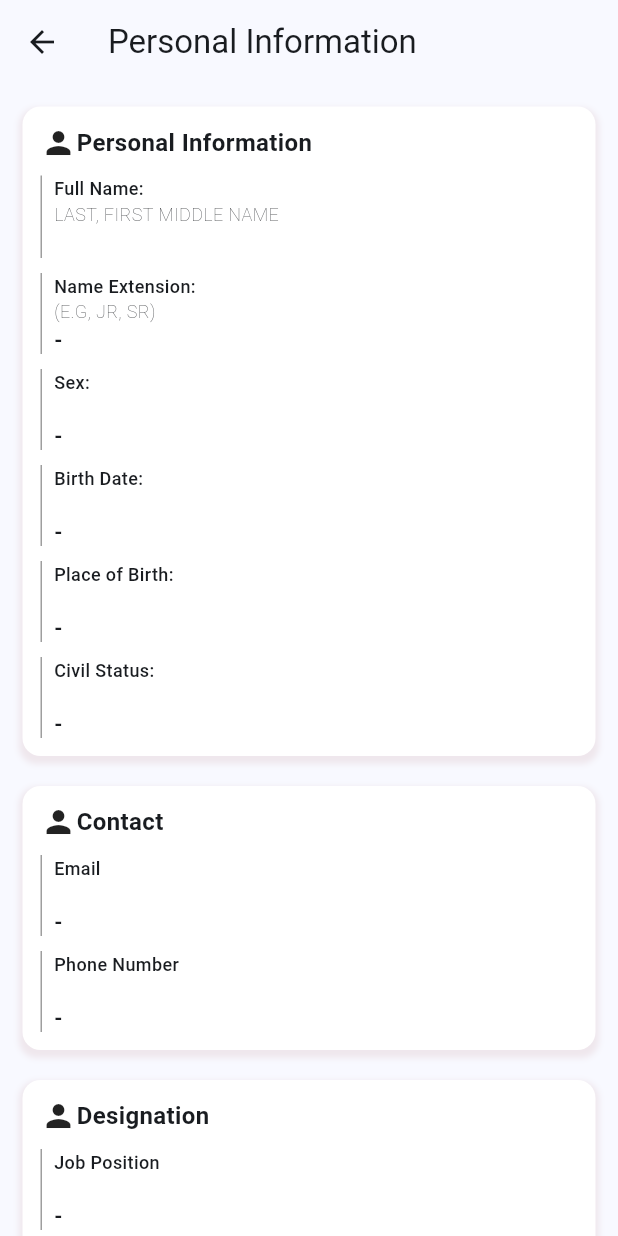
After one commit to TjayAmit/portal, a Flutter app: the PersonalInformationPage screen opened by its route, on a phone screen of 412 x 824 dp. The commit adds this screen. Run offline on Flutter 3.47's test engine with Material 3 defaults, Android fonts, the phone set to English and light mode, and no system bars; our stand-ins replace flutter_riverpod; network calls fail.

Commit message:
feat: added personal information viewing

```diff
--- /dev/null
+++ b/lib/core/constants/personal_information.constant.dart
@@ -0,0 +1,24 @@
+class PersonalInformationConstant {
+  static const String fullName = 'Full Name:';
+  static const String nameExtension = 'Name Extension:';
+  static const String nameTitle = 'Name Title:';
+  static const String agencyEmployeeNumber = 'Agency Employee #:';
+  static const String sex = 'Sex:';
+  static const String birthDate = 'Birth Date:';
+  static const String civilStatus = 'Civil Status:';
+  static const String bloodType = 'Blood Type:';
+  static const String placeOfBirth = 'Place of Birth:';
+  static const String height = 'Height:';
+  static const String weight = 'Weight:';
+  static const String religion = 'Religion:';
+  static const String citizenship = 'Citizenship:';
+}
+
+class PlaceholderValueConstant {
+  static const String fullName = 'LAST, FIRST MIDDLE NAME';
+  static const String nameExtension = '(E.G, JR, SR)';
+  static const String nameTitle = '(E.G, MD, RD)';
+  static const String birthDate = 'MM/DD/YYYY';
+  static const String height = '(METER, M)';
+  static const String weight = '(KILOGRAM, KG)';
+}
--- /dev/null
+++ b/lib/core/widgets/cards/detail_default_card.dart
@@ -0,0 +1,31 @@
+
+import 'package:flutter/material.dart';
+
+class DetailDefaultCard extends StatelessWidget {
+    const DetailDefaultCard({super.key, required this.title, required this.placeholder, required this.value});
+
+    final String title;
+    final String? placeholder;
+    final String value;
+
+
+    @override
+    Widget build(BuildContext context) {
+        return Container(
+          width: double.infinity,
+          decoration: BoxDecoration(
+            border: Border(left: BorderSide(width: 1, color: Colors.grey)),
+          ),
+          child: Padding(
+            padding: const EdgeInsets.only(left: 8.0),
+            child: Column(
+              crossAxisAlignment: CrossAxisAlignment.start,
+              children: [
+                Text(title, style: TextStyle(fontWeight: FontWeight.w500, fontSize: 12),),
+                Text(placeholder ?? '', style: TextStyle(fontWeight: FontWeight.w200, fontSize: 12),),
+                Text(value, style: TextStyle(fontWeight: FontWeight.bold, fontSize: 14),),
+            ],),
+          ),
+        );
+    }
+}
--- a/lib/main.dart
+++ b/lib/main.dart
@@ -5,6 +5,7 @@ import 'package:zcmc_portal/src/daily_time_record/view/dtr_list.dart';
 
 import 'package:zcmc_portal/src/dashboard/view/dashboard_page.dart';
 import 'package:zcmc_portal/src/authentication/view/login.dart';
+import 'package:zcmc_portal/src/personal_information/personal_information.dart';
 
 void main() {
   runApp(
@@ -29,6 +30,7 @@ class MyApp extends ConsumerWidget {
       routes: {
         '/dashboard': (context) => const DashboardPage(),
         '/daily-time-record': (context) => const DTRPage(),
+        '/personal-information': (context) => const PersonalInformationPage(),
       },
     );
   }
--- a/lib/src/authentication/model/personal_information_model.dart
+++ b/lib/src/authentication/model/personal_information_model.dart
@@ -64,4 +64,6 @@ class PersonalInformationModel {
       'citizenship': citizenship,
     };
   }
+
+  String get name => '$lastName, $firstName $middleName';
 }
--- /dev/null
+++ b/lib/src/personal_information/personal_information.dart
@@ -0,0 +1,133 @@
+import 'package:flutter/material.dart';
+import 'package:flutter_riverpod/flutter_riverpod.dart';
+import 'package:zcmc_portal/core/constants/personal_information.constant.dart';
+import 'package:zcmc_portal/core/widgets/cards/detail_default_card.dart';
+import 'package:zcmc_portal/src/authentication/model/contact_model.dart';
+import 'package:zcmc_portal/src/authentication/model/designation_model.dart';
+import 'package:zcmc_portal/src/authentication/model/personal_information_model.dart';
+import 'package:zcmc_portal/src/authentication/providers/auth_providers.dart';
+
+class PersonalInformationPage extends ConsumerWidget{
+  const PersonalInformationPage({super.key});
+
+  @override
+  Widget build(BuildContext context, WidgetRef ref) {
+    final user = ref.watch(userProvider);
+
+    return Scaffold(
+      appBar: AppBar(
+        title: Text('Personal Information'),
+      ),
+      body: SingleChildScrollView(
+        child: Padding(
+          padding: const EdgeInsets.all(15.0),
+          child: Column(children: [
+            _personalInformation(user?.personalInformation),
+            const SizedBox(height: 20),
+            _contact(user?.contact),
+            const SizedBox(height: 20),
+            _designation(user?.designation),
+          ],),
+        ),
+      ),
+    );
+  }
+
+  Widget Card({required Widget child, required String title}){
+    return Container(
+      decoration: BoxDecoration(
+        color: Colors.white,
+        borderRadius: BorderRadius.circular(12),
+        boxShadow: [
+          BoxShadow(
+            color: Color.fromARGB(19, 124, 6, 6),
+            spreadRadius: 2,
+            blurRadius: 3,
+            offset: const Offset(0, 3),
+          ),
+        ],
+      ),
+      child: Padding(
+        padding: const EdgeInsets.all(12.0),
+        child: Column(
+          crossAxisAlignment: CrossAxisAlignment.start,
+          children: [
+            Row(
+              children: [
+                Icon(Icons.person, size: 24),
+                Text(title, style: TextStyle(fontWeight: FontWeight.bold, fontSize: 16),),
+              ],
+            ),
+            const SizedBox(height: 10),
+            child,
+          ],
+        ),
+      ),
+    );
+  }
+
+  Widget _personalInformation(PersonalInformationModel? personalInformation) {
+    return Card(
+      title: 'Personal Information',
+      child:
+            SizedBox(
+              width: double.infinity,
+              child: Column(
+                children: [
+                  DetailDefaultCard(
+                    title: PersonalInformationConstant.fullName,
+                    placeholder: PlaceholderValueConstant.fullName,
+                    value: personalInformation?.name ?? '',
+                  ),
+                  const SizedBox(height: 10),
+                  DetailDefaultCard(
+                    title: PersonalInformationConstant.nameExtension,
+                    placeholder: PlaceholderValueConstant.nameExtension,
+                    value: personalInformation?.suffix ?? '-',
+                  ),
+                  const SizedBox(height: 10),
+                  DetailDefaultCard(
+                    title: PersonalInformationConstant.sex,
+                    placeholder: null,
+                    value: personalInformation?.sex ?? '-',
+                  ),
+                  const SizedBox(height: 10),
+                  DetailDefaultCard(
+                    title: PersonalInformationConstant.birthDate,
+                    placeholder: null,
+                    value: personalInformation?.birthDate.toString() ?? '-',
+                  ),
+                  const SizedBox(height: 10),
+                  DetailDefaultCard(
+                    title: PersonalInformationConstant.placeOfBirth,
+                    placeholder: null,
+                    value: personalInformation?.placeOfBirth ?? '-',
+                  ),
+                  const SizedBox(height: 10),
+                  DetailDefaultCard(
+                    title: PersonalInformationConstant.civilStatus,
+                    placeholder: null,
+                    value: personalInformation?.civilStatus ?? '-',
+                  ),
+                ],
+              ),
+            )
+    );
+  }
+
+  Widget _contact(ContactModel? contact){
+    return Card(title: 'Contact', child: SizedBox(child: Column(children: [
+      DetailDefaultCard(title: 'Email', placeholder: null, value: contact?.email ?? '-'),
+      const SizedBox(height: 10),
+      DetailDefaultCard(title: 'Phone Number', placeholder: null, value: contact?.phoneNumber ?? '-'),
+    ],),));
+  }
+
+  Widget _designation(DesignationModel? designation){
+    return Card(title: 'Designation', child: SizedBox(child: Column(children: [
+      DetailDefaultCard(title: 'Job Position', placeholder: null, value: designation?.jobPosition.name ?? '-'),
+      const SizedBox(height: 10),
+      DetailDefaultCard(title: 'Area Assign', placeholder: null, value: designation?.area.name ?? '-'),
+    ],),));
+  }
+}
```
Also changed, not shown: lib/core/widgets/cards/personal_information_card.dart (added, +63 -0 lines), lib/src/dashboard/view/dashboard_page.dart (+17 -5 lines).
